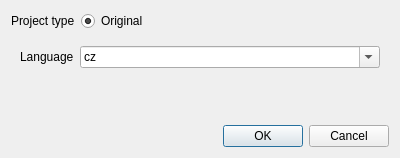
This is UTranslator/FmNew.ui in Mercury13/utranslator as Qt 5 draws it before an edit. The edited form follows.
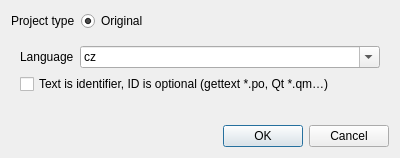
This is the edited form.

Diff of the .ui file:
```diff
--- a/UTranslator/FmNew.ui
+++ b/UTranslator/FmNew.ui
@@ -122,7 +122,7 @@
          </item>
         </widget>
        </item>
-       <item row="1" column="0">
+       <item row="2" column="0">
         <spacer name="verticalSpacer">
          <property name="orientation">
           <enum>Qt::Vertical</enum>
@@ -135,6 +135,13 @@
          </property>
         </spacer>
        </item>
+       <item row="1" column="0" colspan="2">
+        <widget class="QCheckBox" name="chkIdless">
+         <property name="text">
+          <string>Text is identifier, ID is optional (gettext *.po, Qt *.qm…)</string>
+         </property>
+        </widget>
+       </item>
       </layout>
      </widget>
     </widget>
```
Left out of the diff: 2 changed lines with no effect on the pictures.
